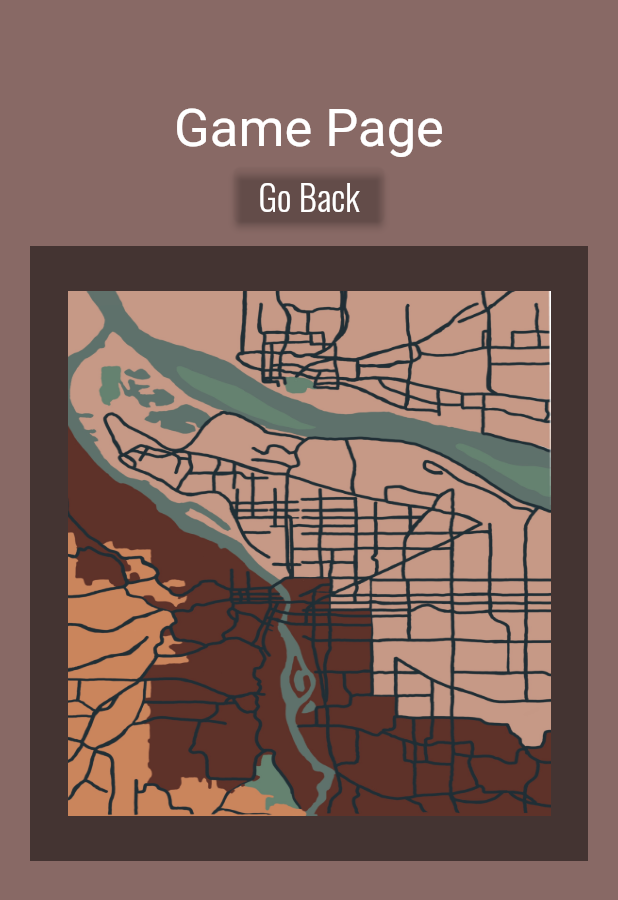
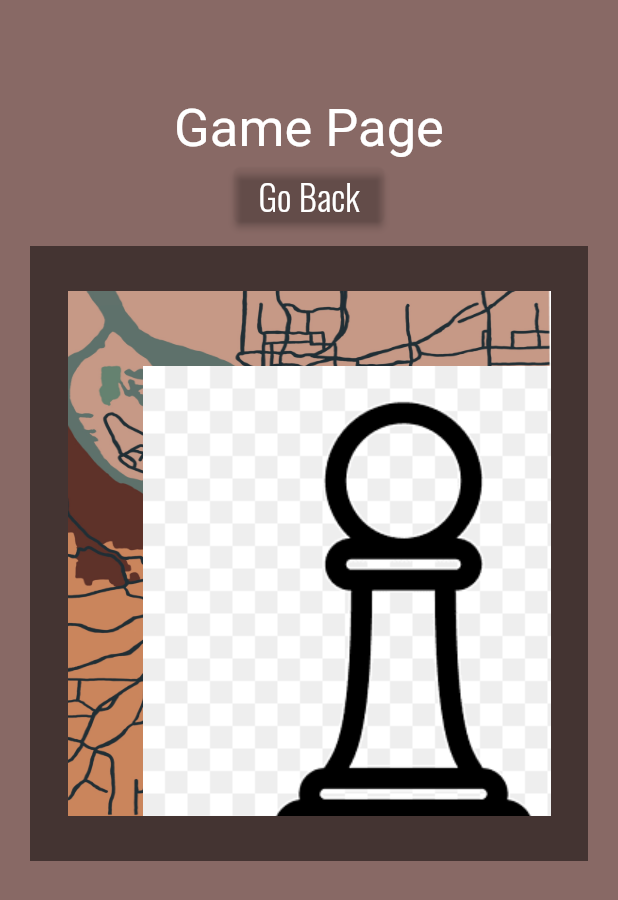
Before and after one commit to cjcompton/Portland-Yard, a Flutter app: the screen it shows after launch, after a tap on "Game Page", on a phone screen of 412 x 824 dp. Shown: the top 900 px of the screen. Run offline on Flutter 3.47's test engine with Material 2 defaults, Android fonts, the phone set to English and light mode, and no system bars; missing offline and left inert: flame; Roboto replaces fonts that are missing (Oswald-SemiBold).

Commit message:
trying to get game pieces working...

```diff
--- a/lib/main.dart
+++ b/lib/main.dart
@@ -1,3 +1,4 @@
+import 'package:flame/position.dart';
 import 'package:flutter/material.dart';
 /*import 'package:flame/util.dart';
 import 'package:flutter/services.dart';
@@ -115,8 +116,7 @@ class _MyStatefulWidgetState extends State<MyStatefulWidget> {
                       onPressed: () {
                         Navigator.push(
                           context,
-                          MaterialPageRoute(
-                              builder: (context) => const GamePage()),
+                          MaterialPageRoute(builder: (context) => GamePage()),
                         );
                       },
                       child: const Text('Game Page',
@@ -254,7 +254,7 @@ class JoinGamePage extends StatelessWidget {
             //padding: EdgeInsets.all((MediaQuery.of(context).size.width) / 4),
             padding: const EdgeInsets.symmetric(vertical: 75, horizontal: 30),
             child: Column(children: <Widget>[
-              const Text('Create Game',
+              const Text('Join Game',
                   textAlign: TextAlign.center,
                   style: TextStyle(
                       fontFamily: "Oswald-SemiBold",
@@ -269,7 +269,7 @@ class JoinGamePage extends StatelessWidget {
               Container(
                   alignment: Alignment.center,
                   padding: const EdgeInsets.symmetric(
-                      vertical: 5.0, horizontal: 50.0)),
+                      vertical: 5.0, horizontal: 30.0)),
               Container(
                 color: Colors.black.withOpacity(0.5),
                 padding:
@@ -314,8 +314,13 @@ class JoinGamePage extends StatelessWidget {
   }
 }
 
-class GamePage extends StatelessWidget {
-  const GamePage({super.key});
+class GamePage extends StatefulWidget {
+  @override
+  _GamePageState createState() => _GamePageState();
+}
+
+class _GamePageState extends State<GamePage> {
+  //const GamePage({super.key});
 
   @override
   Widget build(BuildContext context) {
@@ -350,20 +355,27 @@ class GamePage extends StatelessWidget {
                 color: Colors.black.withOpacity(0.5),
                 padding:
                     const EdgeInsets.symmetric(vertical: 30, horizontal: 25),
-                child: Column(children: <Widget>[
-                  /*SizedBox(
+                child: Stack(
+                  children: [
+                    /*SizedBox(
                       height: 50,
                       width: 50,
                       child: */
-                  Container(
+                    Container(
                       height: 350,
                       width: 375,
                       decoration: const BoxDecoration(
                           image: DecorationImage(
                         image: AssetImage('assets/images/map.jpeg'),
                         fit: BoxFit.fill,
-                      )))
-                ]),
+                      )),
+                    ),
+                    Positioned(
+                        left: 50,
+                        top: 50,
+                        child: Image.asset('assets/images/game_piece.jpeg')),
+                  ],
+                ),
               )
             ])));
   }
```
Also changed, not shown: assets/images/game_piece.jpeg (added).
